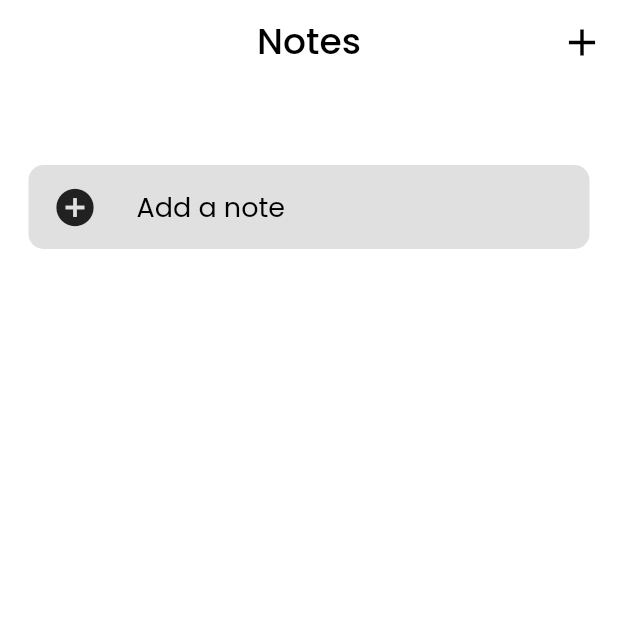
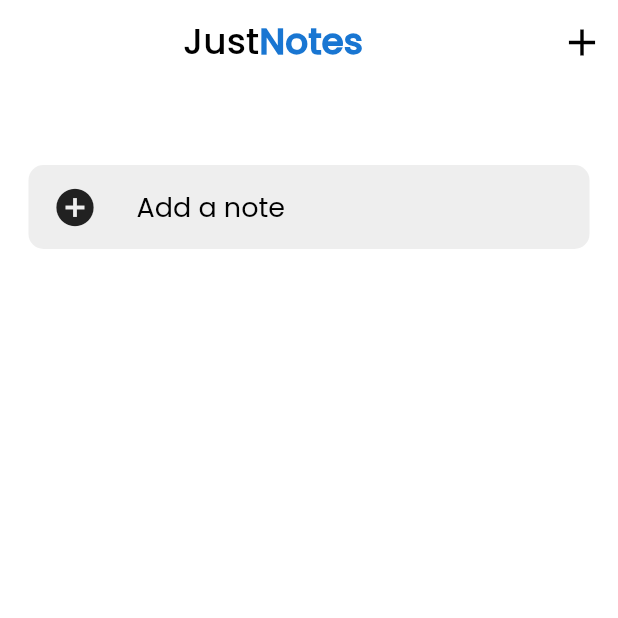
Before and after one commit to avirallakhanpaul/notes_flutter_app, a Flutter app: the screen it shows after launch, on a phone screen of 412 x 824 dp, the top half of it. Run offline on Flutter 3.47's test engine with Material 2 defaults, Android fonts, the light colour scheme and no system bars; our stand-ins replace sqflite; accounts and stored records are empty.

Commit message:
Added delete dialog when deleting a note & Changed app name

```diff
--- a/lib/providers/note_provider.dart
+++ b/lib/providers/note_provider.dart
@@ -53,8 +53,6 @@ class NoteProvider with ChangeNotifier {
 
       _items.add(newNote);
 
-      notifyListeners();
-
       final lastNoteIndex = _items.length - 1;
       // final lastNoteColor = noteProvider.items[lastNoteIndex].color;
 
@@ -64,7 +62,7 @@ class NoteProvider with ChangeNotifier {
       );
     }
 
-
+    notifyListeners();
 
     if(index != null) { // UNDO Operation
       DBHelper.insertToDb(
--- a/lib/screens/home_screen/home_screen.dart
+++ b/lib/screens/home_screen/home_screen.dart
@@ -27,13 +27,28 @@ class HomeScreen extends StatelessWidget {
     return Scaffold(
       appBar: AppBar(
         backgroundColor: Colors.white,
-        title: Text("Notes",
-        style: TextStyle(
-          fontSize: 24,
-          fontFamily: "Poppins",
-          color: Colors.black,
-          // fontWeight: FontWeight.w100,
-        )),
+        title: Row(
+          mainAxisAlignment: MainAxisAlignment.center,
+          children: <Widget>[
+            Text("Just",
+              style: TextStyle(
+                fontSize: 24,
+                fontFamily: "Poppins",
+                color: Colors.black,
+                // fontWeight: FontWeight.w100,
+              ),
+            ),
+            Text(
+              "Notes",
+              style: TextStyle(
+                fontFamily: "Poppins",
+                fontWeight: FontWeight.w700,
+                fontSize: 24,
+                color: Colors.blue.shade700,
+              ),
+            ),
+          ],
+        ),
         actions: [
           IconButton(
             icon: Icon(
--- a/lib/screens/home_screen/widgets/add_note_card.dart
+++ b/lib/screens/home_screen/widgets/add_note_card.dart
@@ -19,7 +19,7 @@ class AddNoteCard extends StatelessWidget {
           shape: RoundedRectangleBorder(
             borderRadius: BorderRadius.circular(10),
           ),
-          color: Colors.grey.shade300,
+          color: Colors.grey.shade200,
           elevation: 0,
           child: ListTile(
             shape: RoundedRectangleBorder(
```
Also changed, not shown: lib/common_widgtes/delete_alert_dialog.dart (added, +70 -0 lines), lib/screens/note_screen/note_screen.dart (+17 -11 lines).
